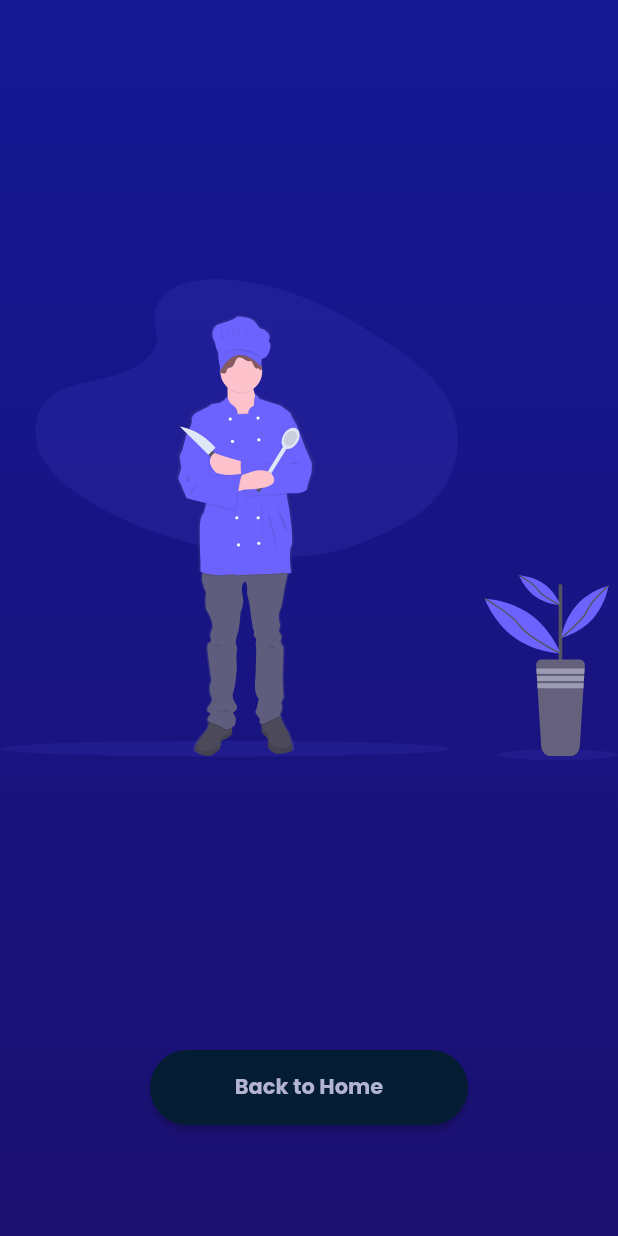
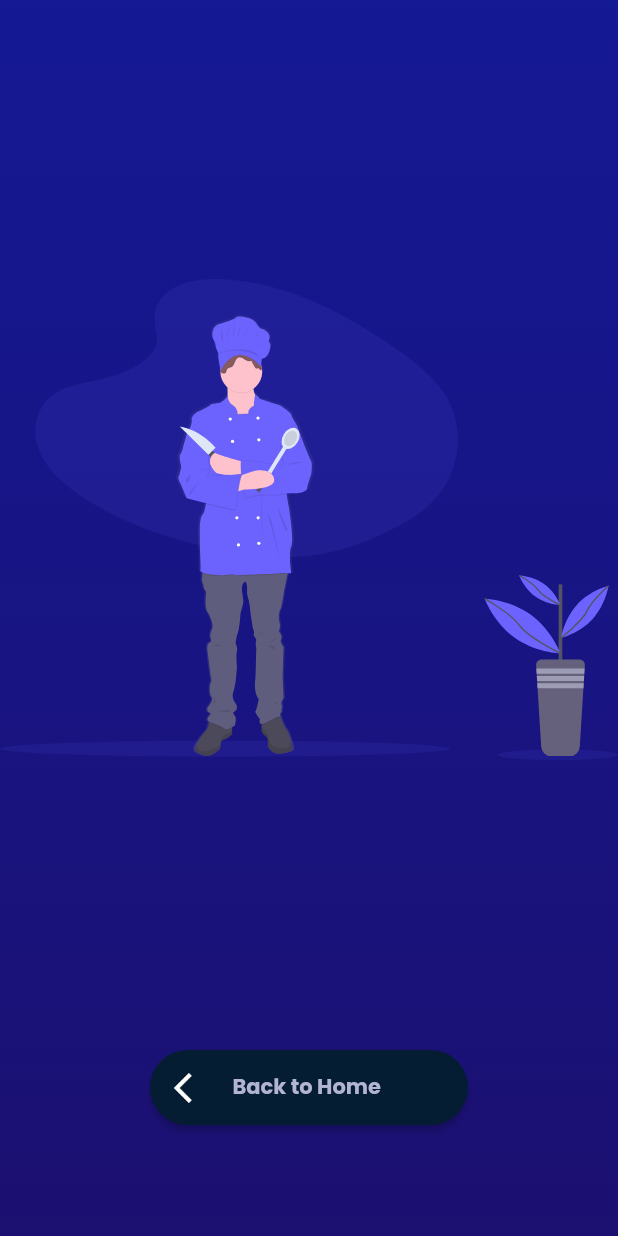
Before and after one commit to kevin2-cyber/Baabu-Dishes, a Flutter app: the HomeScreen screen opened directly, on a phone screen of 412 x 824 dp. Run offline on Flutter 3.47's test engine with Material 2 defaults, Android fonts, the phone set to English and light mode, and no system bars; our stand-ins replace flutter_svg, google_fonts.

Commit message:
minor update

```diff
--- a/lib/app/screens/home_screen.dart
+++ b/lib/app/screens/home_screen.dart
@@ -30,6 +30,7 @@ class HomeScreen extends StatelessWidget {
               left: 100,
               right: 100,
               child: AppButton(
+                icon: Icons.arrow_back_ios,
                 bgColor: AppTheme.kdarkButtonColor,
                 onPressed: () {
                   Navigator.pop(context);
--- a/lib/app/widgets/button.dart
+++ b/lib/app/widgets/button.dart
@@ -5,12 +5,14 @@ class AppButton extends StatelessWidget {
   final Color bgColor;
   final Function() onPressed;
   final String text;
+  final IconData? icon;
 
   const AppButton({
     Key? key,
     required this.bgColor,
     required this.onPressed,
     required this.text,
+    this.icon,
   }) : super(key: key);
 
   @override
@@ -21,9 +23,17 @@ class AppButton extends StatelessWidget {
       shape: const StadiumBorder(),
       color: bgColor,
       onPressed: onPressed,
-      child: Text(
-        text,
-        style: AppTheme.darkTextTheme.bodyText1,
+      child: Row(
+        children: [
+          Icon(icon),
+         const SizedBox(
+            width: 15.0,
+          ),
+          Text(
+            text,
+            style: AppTheme.darkTextTheme.bodyText1,
+          ),
+        ],
       ),
     );
   }
```
